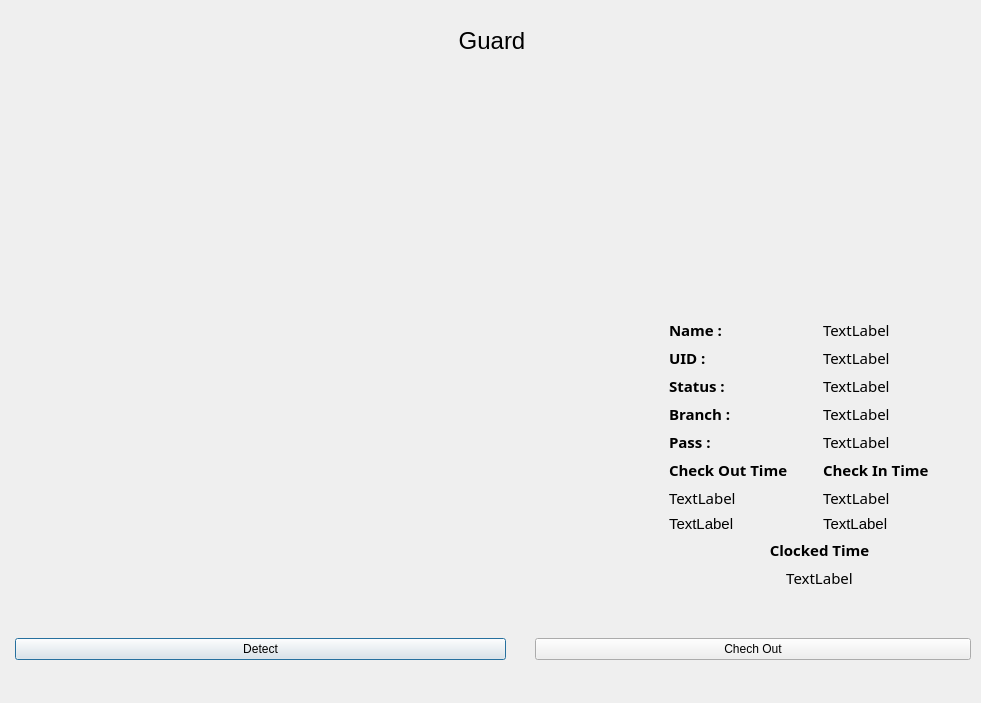
sipsmehta/Face-Recognition-Surveillance-, file ui/guard.ui: the form before one commit.
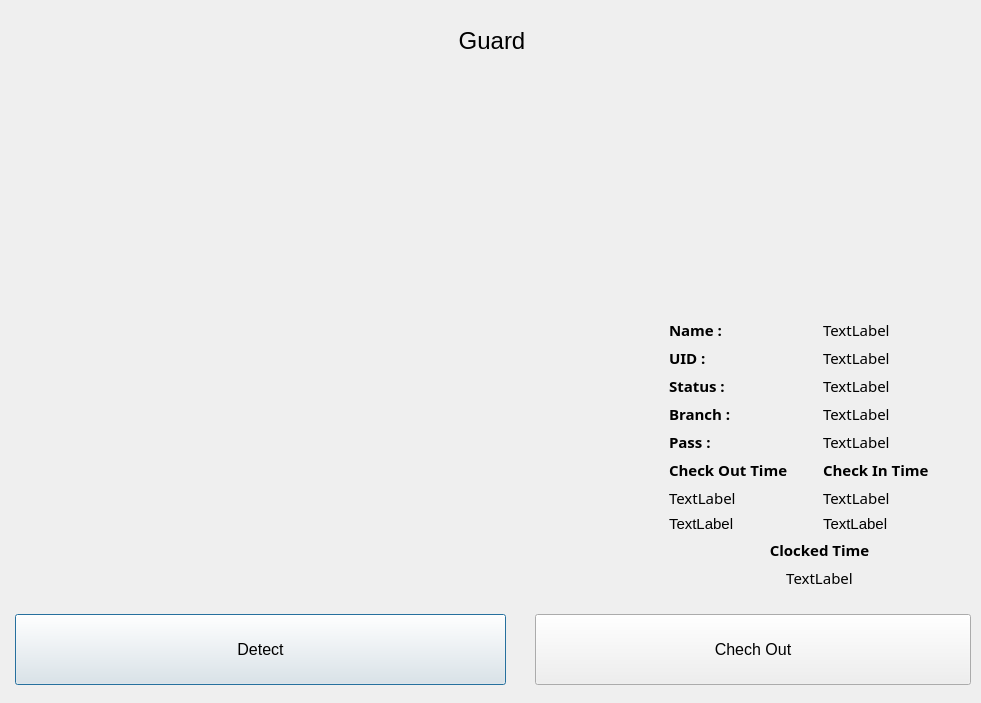
The form after the commit.

What changed in the file:
```diff
--- a/ui/guard.ui
+++ b/ui/guard.ui
@@ -37,6 +37,11 @@
      <height>691</height>
     </rect>
    </property>
+   <property name="font">
+    <font>
+     <pointsize>11</pointsize>
+    </font>
+   </property>
    <widget class="QWidget" name="verticalLayoutWidget">
     <property name="geometry">
      <rect>
@@ -504,6 +509,23 @@
     <layout class="QGridLayout" name="gridLayout_3">
      <item row="0" column="0">
       <widget class="QPushButton" name="DetectFace">
+       <property name="sizePolicy">
+        <sizepolicy hsizetype="Minimum" vsizetype="Minimum">
+         <horstretch>0</horstretch>
+         <verstretch>0</verstretch>
+        </sizepolicy>
+       </property>
+       <property name="minimumSize">
+        <size>
+         <width>0</width>
+         <height>10</height>
+        </size>
+       </property>
+       <property name="font">
+        <font>
+         <pointsize>12</pointsize>
+        </font>
+       </property>
        <property name="text">
         <string>Detect</string>
        </property>
@@ -523,6 +545,23 @@
     <layout class="QGridLayout" name="gridLayout_4">
      <item row="0" column="0">
       <widget class="QPushButton" name="Clock">
+       <property name="sizePolicy">
+        <sizepolicy hsizetype="Minimum" vsizetype="Minimum">
+         <horstretch>0</horstretch>
+         <verstretch>0</verstretch>
+        </sizepolicy>
+       </property>
+       <property name="minimumSize">
+        <size>
+         <width>0</width>
+         <height>10</height>
+        </size>
+       </property>
+       <property name="font">
+        <font>
+         <pointsize>12</pointsize>
+        </font>
+       </property>
        <property name="text">
         <string>Chech Out</string>
        </property>
```
